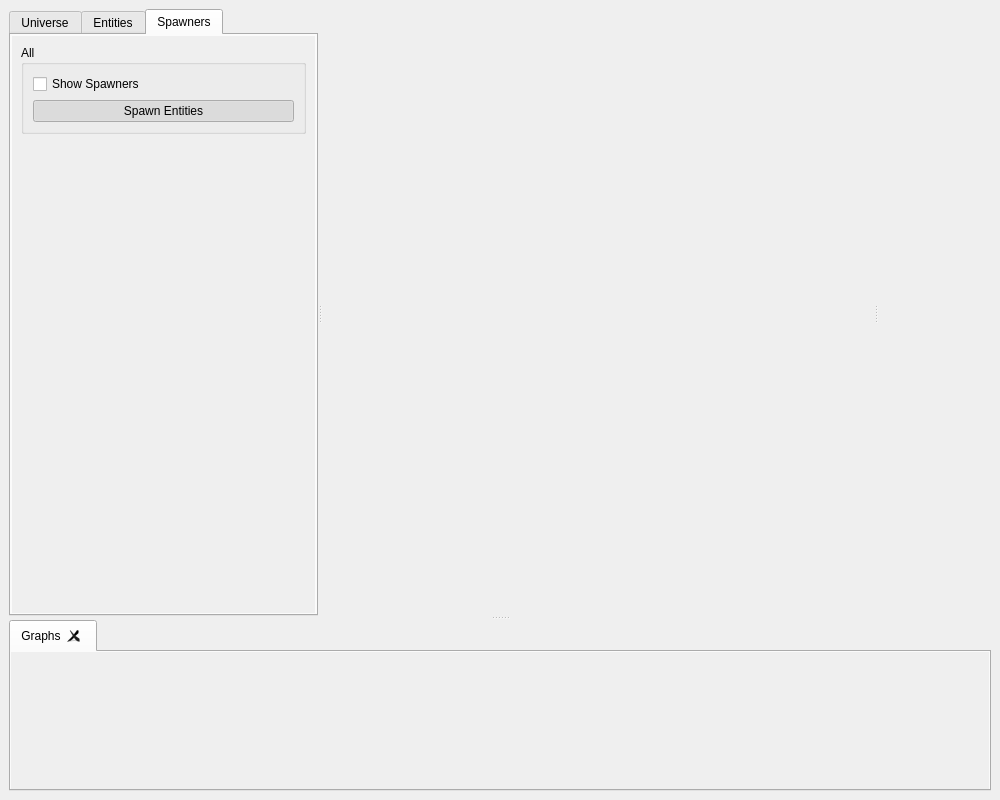
SebastianTroy/EoBE, file src/MainWindow.ui: the form before one commit.
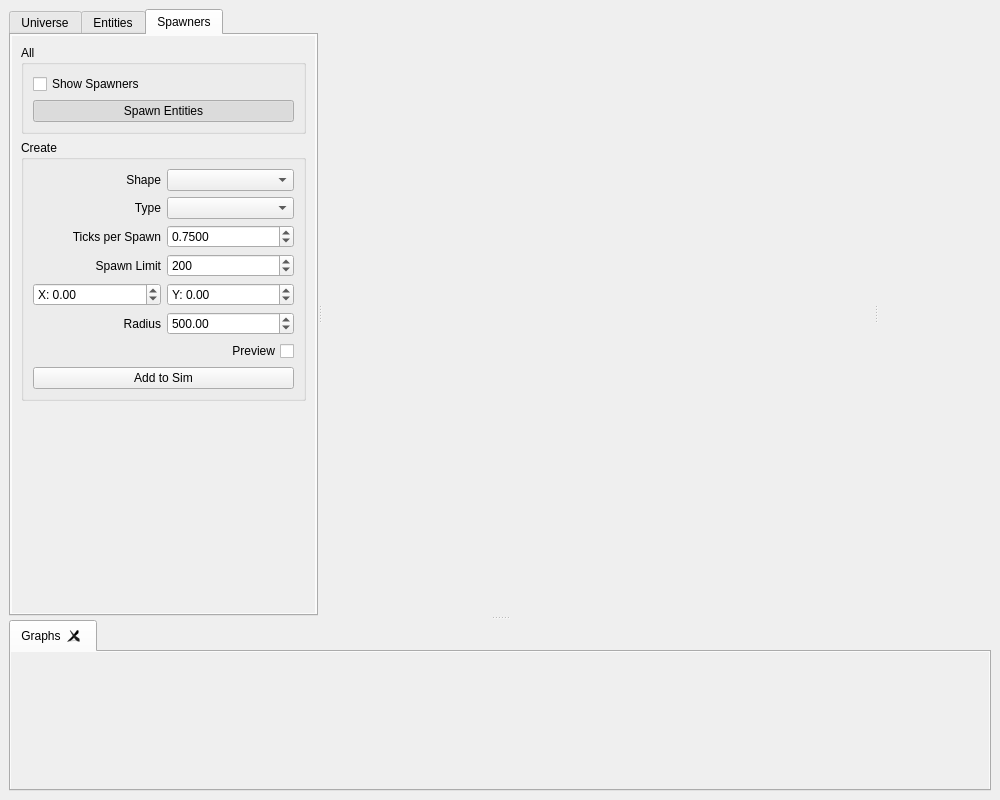
The form after the commit. Icons and pictures are not drawn. Custom widgets are drawn as their Qt base class.

Commit message: Added UI elements for adding spawners -Added perDrawTask to mirror perTickTask -Changed how spawn rates work to make it easy to configure in the UI

Patch:
```diff
--- a/src/MainWindow.ui
+++ b/src/MainWindow.ui
@@ -476,7 +476,7 @@
               <rect>
                <x>0</x>
                <y>0</y>
-               <width>304</width>
+               <width>337</width>
                <height>558</height>
               </rect>
              </property>
@@ -510,6 +510,168 @@
                 </layout>
                </widget>
               </item>
+              <item>
+               <widget class="QGroupBox" name="newSpawnerGroup">
+                <property name="title">
+                 <string>Create</string>
+                </property>
+                <layout class="QGridLayout" name="gridLayout_3">
+                 <item row="2" column="0">
+                  <widget class="QLabel" name="newSpawnerRateLabel">
+                   <property name="text">
+                    <string>Ticks per Spawn</string>
+                   </property>
+                   <property name="alignment">
+                    <set>Qt::AlignRight|Qt::AlignTrailing|Qt::AlignVCenter</set>
+                   </property>
+                  </widget>
+                 </item>
+                 <item row="0" column="1">
+                  <widget class="QComboBox" name="newSpawnerShapeCombo"/>
+                 </item>
+                 <item row="4" column="0">
+                  <widget class="QDoubleSpinBox" name="newSpawnerXSpinBox">
+                   <property name="prefix">
+                    <string>X: </string>
+                   </property>
+                   <property name="minimum">
+                    <double>-10000000000.000000000000000</double>
+                   </property>
+                   <property name="maximum">
+                    <double>10000000000.000000000000000</double>
+                   </property>
+                   <property name="singleStep">
+                    <double>50.000000000000000</double>
+                   </property>
+                  </widget>
+                 </item>
+                 <item row="7" column="0" colspan="2">
+                  <widget class="QPushButton" name="newSpawnerCreateButton">
+                   <property name="text">
+                    <string>Add to Sim</string>
+                   </property>
+                  </widget>
+                 </item>
+                 <item row="5" column="1">
+                  <widget class="QDoubleSpinBox" name="newSpawnerRadiusSpinBox">
+                   <property name="minimum">
+                    <double>10.000000000000000</double>
+                   </property>
+                   <property name="maximum">
+                    <double>10000.000000000000000</double>
+                   </property>
+                   <property name="stepType">
+                    <enum>QAbstractSpinBox::AdaptiveDecimalStepType</enum>
+                   </property>
+                   <property name="value">
+                    <double>500.000000000000000</double>
+                   </property>
+                  </widget>
+                 </item>
+                 <item row="5" column="0">
+                  <widget class="QLabel" name="newSpawnerRadiusLabel">
+                   <property name="text">
+                    <string>Radius</string>
+                   </property>
+                   <property name="alignment">
+                    <set>Qt::AlignRight|Qt::AlignTrailing|Qt::AlignVCenter</set>
+                   </property>
+                  </widget>
+                 </item>
+                 <item row="3" column="1">
+                  <widget class="QSpinBox" name="newSpawnerLimitSpinBox">
+                   <property name="minimum">
+                    <number>1</number>
+                   </property>
+                   <property name="maximum">
+                    <number>10000</number>
+                   </property>
+                   <property name="stepType">
+                    <enum>QAbstractSpinBox::AdaptiveDecimalStepType</enum>
+                   </property>
+                   <property name="value">
+                    <number>200</number>
+                   </property>
+                  </widget>
+                 </item>
+                 <item row="2" column="1">
+                  <widget class="QDoubleSpinBox" name="newSpawnerRateSpinBox">
+                   <property name="decimals">
+                    <number>4</number>
+                   </property>
+                   <property name="maximum">
+                    <double>10000.000000000000000</double>
+                   </property>
+                   <property name="stepType">
+                    <enum>QAbstractSpinBox::AdaptiveDecimalStepType</enum>
+                   </property>
+                   <property name="value">
+                    <double>0.750000000000000</double>
+                   </property>
+                  </widget>
+                 </item>
+                 <item row="1" column="1">
+                  <widget class="QComboBox" name="newSpawnerTypeCombo"/>
+                 </item>
+                 <item row="4" column="1">
+                  <widget class="QDoubleSpinBox" name="newSpawnerYSpinBox">
+                   <property name="prefix">
+                    <string>Y: </string>
+                   </property>
+                   <property name="minimum">
+                    <double>-10000000000.000000000000000</double>
+                   </property>
+                   <property name="maximum">
+                    <double>10000000000.000000000000000</double>
+                   </property>
+                   <property name="singleStep">
+                    <double>50.000000000000000</double>
+                   </property>
+                  </widget>
+                 </item>
+                 <item row="3" column="0">
+                  <widget class="QLabel" name="newSpawnerLimitLabel">
+                   <property name="text">
+                    <string>Spawn Limit</string>
+                   </property>
+                   <property name="alignment">
+                    <set>Qt::AlignRight|Qt::AlignTrailing|Qt::AlignVCenter</set>
+                   </property>
+                  </widget>
+                 </item>
+                 <item row="1" column="0">
+                  <widget class="QLabel" name="newSpawnerTypeLabel">
+                   <property name="text">
+                    <string>Type</string>
+                   </property>
+                   <property name="alignment">
+                    <set>Qt::AlignRight|Qt::AlignTrailing|Qt::AlignVCenter</set>
+                   </property>
+                  </widget>
+                 </item>
+                 <item row="0" column="0">
+                  <widget class="QLabel" name="newSpawnerShapeLabel">
+                   <property name="text">
+                    <string>Shape</string>
+                   </property>
+                   <property name="alignment">
+                    <set>Qt::AlignRight|Qt::AlignTrailing|Qt::AlignVCenter</set>
+                   </property>
+                  </widget>
+                 </item>
+                 <item row="6" column="0" colspan="2">
+                  <widget class="QCheckBox" name="newSpawnerPreviewCheckBox">
+                   <property name="layoutDirection">
+                    <enum>Qt::RightToLeft</enum>
+                   </property>
+                   <property name="text">
+                    <string>Preview</string>
+                   </property>
+                  </widget>
+                 </item>
+                </layout>
+               </widget>
+              </item>
               <item>
                <spacer name="verticalSpacer_3">
                 <property name="orientation">
```
Left out of the diff: 4 changed lines with no effect on the pictures. The commit also changes 8 other files.
